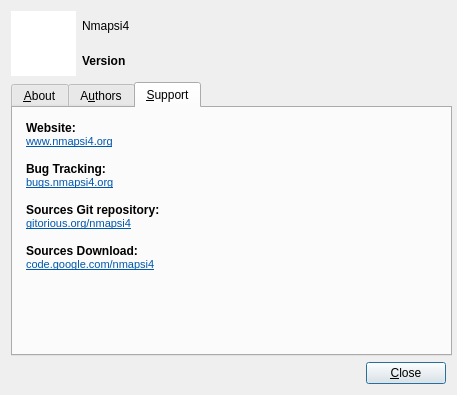
Above: src/platform/ui/about.ui from nmapsi4/nmapsi4 before the change. Below: the same form after it.
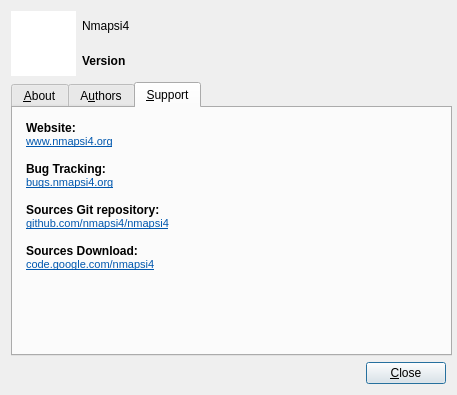
That is the form after the change. The open tabs and pages were chosen to show the change. Icons and pictures are not drawn.

```diff
--- a/src/platform/ui/about.ui
+++ b/src/platform/ui/about.ui
@@ -246,18 +246,18 @@
           <string>&lt;!DOCTYPE HTML PUBLIC &quot;-//W3C//DTD HTML 4.0//EN&quot; &quot;http://www.w3.org/TR/REC-html40/strict.dtd&quot;&gt;
 &lt;html&gt;&lt;head&gt;&lt;meta name=&quot;qrichtext&quot; content=&quot;1&quot; /&gt;&lt;style type=&quot;text/css&quot;&gt;
 p, li { white-space: pre-wrap; }
-&lt;/style&gt;&lt;/head&gt;&lt;body style=&quot; font-family:'DejaVu Sans'; font-size:9pt; font-weight:400; font-style:normal;&quot;&gt;
-&lt;p style=&quot; margin-top:0px; margin-bottom:0px; margin-left:0px; margin-right:0px; -qt-block-indent:0; text-indent:0px;&quot;&gt;&lt;span style=&quot; font-weight:600;&quot;&gt;Website:&lt;/span&gt;  &lt;/p&gt;
-&lt;p style=&quot; margin-top:0px; margin-bottom:0px; margin-left:0px; margin-right:0px; -qt-block-indent:0; text-indent:0px;&quot;&gt;&lt;a href=&quot;www.nmapsi4.org&quot;&gt;&lt;span style=&quot; font-size:8pt; text-decoration: underline; color:#0057ae;&quot;&gt;www.nmapsi4.org&lt;/span&gt;&lt;/a&gt;&lt;/p&gt;
-&lt;p style=&quot;-qt-paragraph-type:empty; margin-top:0px; margin-bottom:0px; margin-left:0px; margin-right:0px; -qt-block-indent:0; text-indent:0px;&quot;&gt;&lt;br /&gt;&lt;/p&gt;
-&lt;p style=&quot; margin-top:0px; margin-bottom:0px; margin-left:0px; margin-right:0px; -qt-block-indent:0; text-indent:0px;&quot;&gt;&lt;span style=&quot; font-weight:600;&quot;&gt;Bug Tracking:&lt;/span&gt;&lt;/p&gt;
-&lt;p style=&quot; margin-top:0px; margin-bottom:0px; margin-left:0px; margin-right:0px; -qt-block-indent:0; text-indent:0px;&quot;&gt;&lt;a href=&quot;http://bugs.nmapsi4.org&quot;&gt;&lt;span style=&quot; font-size:8pt; text-decoration: underline; color:#0057ae;&quot;&gt;bugs.nmapsi4.org&lt;/span&gt;&lt;/a&gt;&lt;/p&gt;
-&lt;p style=&quot;-qt-paragraph-type:empty; margin-top:0px; margin-bottom:0px; margin-left:0px; margin-right:0px; -qt-block-indent:0; text-indent:0px;&quot;&gt;&lt;br /&gt;&lt;/p&gt;
-&lt;p style=&quot; margin-top:0px; margin-bottom:0px; margin-left:0px; margin-right:0px; -qt-block-indent:0; text-indent:0px;&quot;&gt;&lt;span style=&quot; font-weight:600;&quot;&gt;Sources Git repository:&lt;/span&gt;&lt;/p&gt;
-&lt;p style=&quot; margin-top:0px; margin-bottom:0px; margin-left:0px; margin-right:0px; -qt-block-indent:0; text-indent:0px;&quot;&gt;&lt;a href=&quot;http://gitorious.org/nmapsi4&quot;&gt;&lt;span style=&quot; font-size:8pt; text-decoration: underline; color:#0057ae;&quot;&gt;gitorious.org/nmapsi4&lt;/span&gt;&lt;/a&gt;&lt;/p&gt;
-&lt;p style=&quot;-qt-paragraph-type:empty; margin-top:0px; margin-bottom:0px; margin-left:0px; margin-right:0px; -qt-block-indent:0; text-indent:0px;&quot;&gt;&lt;br /&gt;&lt;/p&gt;
-&lt;p style=&quot; margin-top:0px; margin-bottom:0px; margin-left:0px; margin-right:0px; -qt-block-indent:0; text-indent:0px;&quot;&gt;&lt;span style=&quot; font-weight:600;&quot;&gt;Sources Download:&lt;/span&gt;&lt;/p&gt;
-&lt;p style=&quot; margin-top:0px; margin-bottom:0px; margin-left:0px; margin-right:0px; -qt-block-indent:0; text-indent:0px;&quot;&gt;&lt;a href=&quot;http://code.google.com/nmapsi4&quot;&gt;&lt;span style=&quot; font-size:8pt; text-decoration: underline; color:#0057ae;&quot;&gt;code.google.com/nmapsi4&lt;/span&gt;&lt;/a&gt;&lt;/p&gt;&lt;/body&gt;&lt;/html&gt;</string>
+&lt;/style&gt;&lt;/head&gt;&lt;body style=&quot; font-family:'DejaVu Sans'; font-size:8pt; font-weight:400; font-style:normal;&quot;&gt;
+&lt;p style=&quot; margin-top:0px; margin-bottom:0px; margin-left:0px; margin-right:0px; -qt-block-indent:0; text-indent:0px;&quot;&gt;&lt;span style=&quot; font-size:9pt; font-weight:600;&quot;&gt;Website:&lt;/span&gt;&lt;span style=&quot; font-size:9pt;&quot;&gt;  &lt;/span&gt;&lt;/p&gt;
+&lt;p style=&quot; margin-top:0px; margin-bottom:0px; margin-left:0px; margin-right:0px; -qt-block-indent:0; text-indent:0px;&quot;&gt;&lt;a href=&quot;http://www.nmapsi4.org&quot;&gt;&lt;span style=&quot; text-decoration: underline; color:#0057ae;&quot;&gt;www.nmapsi4.org&lt;/span&gt;&lt;/a&gt;&lt;/p&gt;
+&lt;p style=&quot;-qt-paragraph-type:empty; margin-top:0px; margin-bottom:0px; margin-left:0px; margin-right:0px; -qt-block-indent:0; text-indent:0px; font-size:9pt;&quot;&gt;&lt;br /&gt;&lt;/p&gt;
+&lt;p style=&quot; margin-top:0px; margin-bottom:0px; margin-left:0px; margin-right:0px; -qt-block-indent:0; text-indent:0px;&quot;&gt;&lt;span style=&quot; font-size:9pt; font-weight:600;&quot;&gt;Bug Tracking:&lt;/span&gt;&lt;/p&gt;
+&lt;p style=&quot; margin-top:0px; margin-bottom:0px; margin-left:0px; margin-right:0px; -qt-block-indent:0; text-indent:0px;&quot;&gt;&lt;a href=&quot;http://bugs.nmapsi4.org&quot;&gt;&lt;span style=&quot; text-decoration: underline; color:#0057ae;&quot;&gt;bugs.nmapsi4.org&lt;/span&gt;&lt;/a&gt;&lt;/p&gt;
+&lt;p style=&quot;-qt-paragraph-type:empty; margin-top:0px; margin-bottom:0px; margin-left:0px; margin-right:0px; -qt-block-indent:0; text-indent:0px; font-size:9pt;&quot;&gt;&lt;br /&gt;&lt;/p&gt;
+&lt;p style=&quot; margin-top:0px; margin-bottom:0px; margin-left:0px; margin-right:0px; -qt-block-indent:0; text-indent:0px;&quot;&gt;&lt;span style=&quot; font-size:9pt; font-weight:600;&quot;&gt;Sources Git repository:&lt;/span&gt;&lt;/p&gt;
+&lt;p style=&quot; margin-top:0px; margin-bottom:0px; margin-left:0px; margin-right:0px; -qt-block-indent:0; text-indent:0px;&quot;&gt;&lt;a href=&quot;https://github.com/nmapsi4/nmapsi4&quot;&gt;&lt;span style=&quot; text-decoration: underline; color:#0057ae;&quot;&gt;github.com/nmapsi4/nmapsi4&lt;/span&gt;&lt;/a&gt;&lt;/p&gt;
+&lt;p style=&quot;-qt-paragraph-type:empty; margin-top:0px; margin-bottom:0px; margin-left:0px; margin-right:0px; -qt-block-indent:0; text-indent:0px; font-size:9pt;&quot;&gt;&lt;br /&gt;&lt;/p&gt;
+&lt;p style=&quot; margin-top:0px; margin-bottom:0px; margin-left:0px; margin-right:0px; -qt-block-indent:0; text-indent:0px;&quot;&gt;&lt;span style=&quot; font-size:9pt; font-weight:600;&quot;&gt;Sources Download:&lt;/span&gt;&lt;/p&gt;
+&lt;p style=&quot; margin-top:0px; margin-bottom:0px; margin-left:0px; margin-right:0px; -qt-block-indent:0; text-indent:0px;&quot;&gt;&lt;a href=&quot;http://code.google.com/nmapsi4&quot;&gt;&lt;span style=&quot; text-decoration: underline; color:#0057ae;&quot;&gt;code.google.com/nmapsi4&lt;/span&gt;&lt;/a&gt;&lt;/p&gt;&lt;/body&gt;&lt;/html&gt;</string>
          </property>
          <property name="textInteractionFlags">
           <set>Qt::LinksAccessibleByKeyboard|Qt::LinksAccessibleByMouse</set>
```
Left out of the diff: 18 changed lines with no effect on the pictures.
